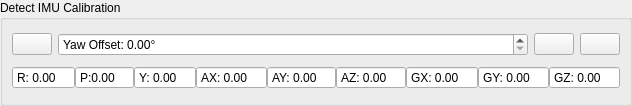
vedderb/vesc_tool, file widgets/detectimu.ui: the form before one commit.
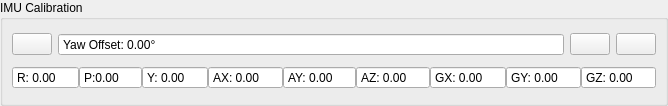
The form after the commit. Icons and pictures are not drawn.

Diff of the .ui file:
```diff
--- a/widgets/detectimu.ui
+++ b/widgets/detectimu.ui
@@ -29,7 +29,7 @@
    <item>
     <widget class="QGroupBox" name="groupBox">
      <property name="title">
-      <string>Detect IMU Calibration</string>
+      <string>IMU Calibration</string>
      </property>
      <layout class="QVBoxLayout" name="verticalLayout_2">
       <item>
@@ -57,7 +57,10 @@
         <item>
          <widget class="QDoubleSpinBox" name="yawBox">
           <property name="toolTip">
-           <string>Open loop current to turn the motor with</string>
+           <string>Yaw offset to be applied to calibration</string>
+          </property>
+          <property name="buttonSymbols">
+           <enum>QAbstractSpinBox::NoButtons</enum>
           </property>
           <property name="prefix">
            <string>Yaw Offset: </string>
@@ -65,8 +68,11 @@
           <property name="suffix">
            <string>°</string>
           </property>
+          <property name="minimum">
+           <double>-180.000000000000000</double>
+          </property>
           <property name="maximum">
-           <double>360.000000000000000</double>
+           <double>180.000000000000000</double>
           </property>
           <property name="value">
            <double>0.000000000000000</double>
@@ -140,6 +146,9 @@
           <property name="suffix">
            <string/>
           </property>
+          <property name="minimum">
+           <double>-360.000000000000000</double>
+          </property>
           <property name="maximum">
            <double>360.000000000000000</double>
           </property>
@@ -162,6 +171,9 @@
           <property name="suffix">
            <string/>
           </property>
+          <property name="minimum">
+           <double>-360.000000000000000</double>
+          </property>
           <property name="maximum">
            <double>360.000000000000000</double>
           </property>
@@ -184,6 +196,9 @@
           <property name="suffix">
            <string/>
           </property>
+          <property name="minimum">
+           <double>-360.000000000000000</double>
+          </property>
           <property name="maximum">
            <double>360.000000000000000</double>
           </property>
@@ -206,6 +221,9 @@
           <property name="suffix">
            <string/>
           </property>
+          <property name="minimum">
+           <double>-100.000000000000000</double>
+          </property>
           <property name="maximum">
            <double>100.000000000000000</double>
           </property>
@@ -228,6 +246,9 @@
           <property name="suffix">
            <string/>
           </property>
+          <property name="minimum">
+           <double>-100.000000000000000</double>
+          </property>
           <property name="maximum">
            <double>100.000000000000000</double>
           </property>
@@ -250,6 +271,9 @@
           <property name="suffix">
            <string/>
           </property>
+          <property name="minimum">
+           <double>-100.000000000000000</double>
+          </property>
           <property name="maximum">
            <double>100.000000000000000</double>
           </property>
@@ -272,6 +296,9 @@
           <property name="suffix">
            <string/>
           </property>
+          <property name="minimum">
+           <double>-100.000000000000000</double>
+          </property>
           <property name="maximum">
            <double>100.000000000000000</double>
           </property>
@@ -294,6 +321,9 @@
           <property name="suffix">
            <string/>
           </property>
+          <property name="minimum">
+           <double>-100.000000000000000</double>
+          </property>
           <property name="maximum">
            <double>100.000000000000000</double>
           </property>
@@ -316,6 +346,9 @@
           <property name="suffix">
            <string/>
           </property>
+          <property name="minimum">
+           <double>-100.000000000000000</double>
+          </property>
           <property name="maximum">
            <double>100.000000000000000</double>
           </property>
```
Left out of the diff: 23 changed lines with no effect on the pictures.
